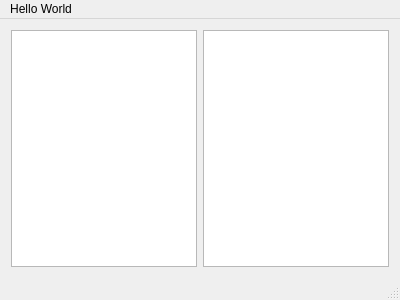
First picture: the form in src/client/mainwindow.ui, repository TimHsue/Latex-Editor, before the edit.
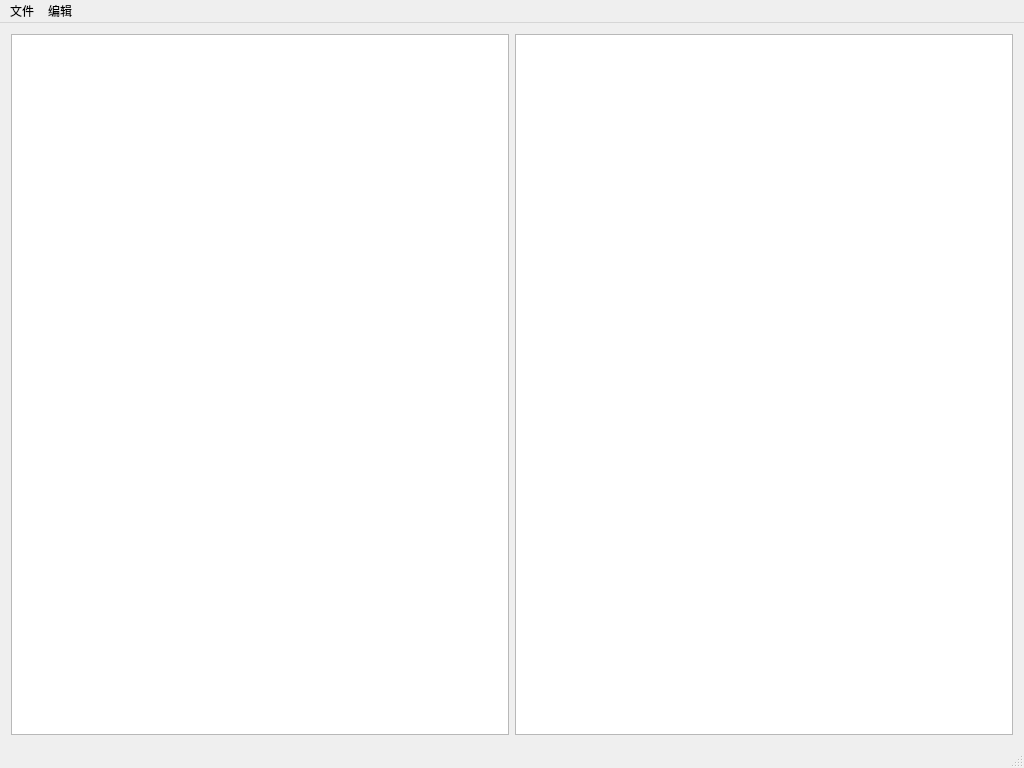
Second picture: the form after the edit.

Diff of the .ui file:
```diff
--- a/src/client/mainwindow.ui
+++ b/src/client/mainwindow.ui
@@ -6,14 +6,14 @@
    <rect>
     <x>0</x>
     <y>0</y>
-    <width>400</width>
-    <height>300</height>
+    <width>1024</width>
+    <height>768</height>
    </rect>
   </property>
   <property name="minimumSize">
    <size>
-    <width>400</width>
-    <height>0</height>
+    <width>1024</width>
+    <height>768</height>
    </size>
   </property>
   <property name="windowTitle">
@@ -34,16 +34,26 @@
     <rect>
      <x>0</x>
      <y>0</y>
-     <width>400</width>
+     <width>1024</width>
      <height>17</height>
     </rect>
    </property>
    <widget class="QMenu" name="menuHello_World">
     <property name="title">
-     <string>Hello World</string>
+     <string>文件</string>
     </property>
    </widget>
+   <widget class="QMenu" name="menu">
+    <property name="title">
+     <string>编辑</string>
+    </property>
+    <addaction name="action"/>
+    <addaction name="action_2"/>
+    <addaction name="action_3"/>
+    <addaction name="action_4"/>
+   </widget>
    <addaction name="menuHello_World"/>
+   <addaction name="menu"/>
   </widget>
   <widget class="QStatusBar" name="statusBar"/>
  </widget>
```
Left out of the diff: 20 changed lines with no effect on the pictures.
